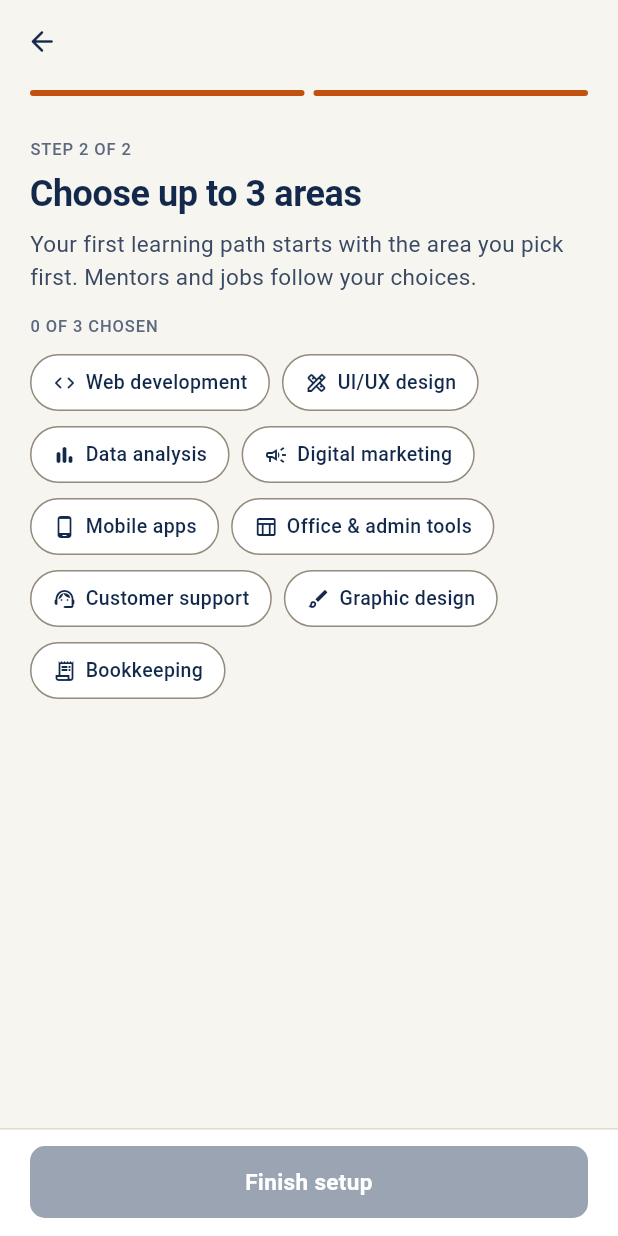
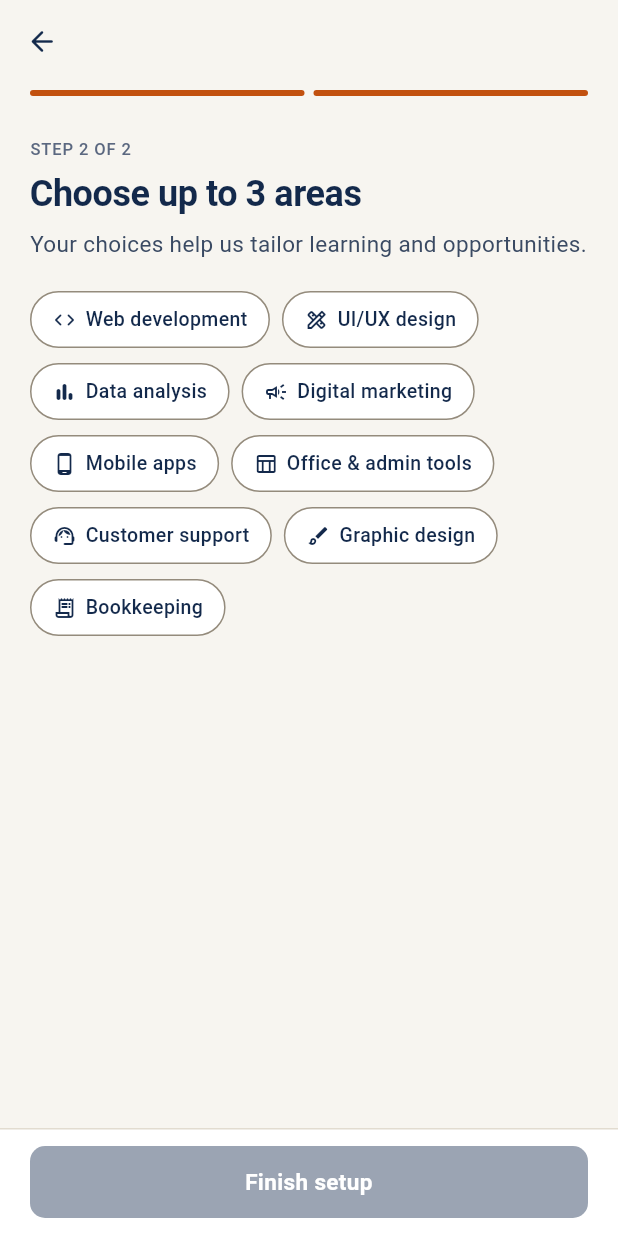
Before and after one commit to IshimweJ-Ona/upbridge-rwanda, a Flutter app: the InterestsScreen screen opened by its route, on a phone screen of 412 x 824 dp. Run offline on Flutter 3.47's test engine with Material 3 defaults, Android fonts, the phone set to English and light mode, and no system bars; our stand-ins replace cloud_firestore, firebase_auth, firebase_core, flutter_riverpod, go_router, image_picker; accounts and stored records are empty; generated files the repository leaves out were written again; Roboto replaces fonts that are missing (IBMPlexMono, IBMPlexSans).

Commit message:
Connect onboarding screens to Firestore

```diff
--- a/lib/features/onboarding/presentation/pages/interests_screen.dart
+++ b/lib/features/onboarding/presentation/pages/interests_screen.dart
@@ -1,54 +1,61 @@
-// Owner: Student 1 · Auth, onboarding & profile
 import 'package:flutter/material.dart';
-import 'package:flutter/services.dart';
 import 'package:flutter_riverpod/flutter_riverpod.dart';
 import 'package:go_router/go_router.dart';
 
-import 'package:upbridge/shared/shared.dart';
+import 'package:upbridge/features/onboarding/presentation/providers/onboarding_providers.dart';
+import 'package:upbridge/shared/services/error_messages.dart';
+import 'package:upbridge/shared/services/firebase/firebase_providers.dart';
 import 'package:upbridge/shared/services/demo/app_store.dart';
 import 'package:upbridge/shared/services/demo/sample_data.dart';
+import 'package:upbridge/features/profile/presentation/providers/profile_providers.dart';
+import 'package:upbridge/shared/shared.dart';
 
-/// O2 · Choose up to 3 areas, and O3 · three chosen.
 class InterestsScreen extends ConsumerStatefulWidget {
   const InterestsScreen({super.key});
-
   @override
   ConsumerState<InterestsScreen> createState() => _InterestsScreenState();
 }
 
 class _InterestsScreenState extends ConsumerState<InterestsScreen> {
-  static const _max = 3;
-  final List<String> _picked = [];
+  final _picked = <String>[];
   bool _saving = false;
-
-  void _toggle(String area) {
-    setState(() {
-      if (_picked.contains(area)) {
-        _picked.remove(area);
-      } else if (_picked.length < _max) {
-        _picked.add(area);
-      } else {
-        HapticFeedback.heavyImpact();
-      }
-    });
-  }
+  String? _error;
 
   Future<void> _finish() async {
-    setState(() => _saving = true);
-    await Future<void>.delayed(const Duration(milliseconds: 500));
-    if (!mounted) return;
-    final goal = GoRouterState.of(context).uri.queryParameters['goal'] ?? 'job';
-    ref.read(appStoreProvider.notifier).finishOnboarding(goal: goal, interests: List.of(_picked));
+    final goal = GoRouterState.of(context).uri.queryParameters['goal'];
+    if (goal == null || goal.isEmpty || _picked.isEmpty) return;
+    setState(() {
+      _saving = true;
+      _error = null;
+    });
+    try {
+      final uid = ref.read(authServiceProvider).currentUser?.uid;
+      if (uid == null)
+        throw StateError('Your session has expired. Please log in again.');
+      await ref
+          .read(onboardingRepositoryProvider)
+          .complete(uid: uid, learningGoal: goal, interests: List.of(_picked));
+      final profile = await ref.read(profileRepositoryProvider).get(uid);
+      if (profile != null)
+        ref.read(appStoreProvider.notifier).setFirebaseProfile(profile);
+      if (mounted) context.go('/home');
+    } catch (error) {
+      if (mounted) setState(() => _error = errorMessage(error));
+    } finally {
+      if (mounted) setState(() => _saving = false);
+    }
   }
 
   @override
-  Widget build(BuildContext context) {
-    final full = _picked.length == _max;
-    return PageFrame(
+  Widget build(BuildContext context) => PageFrame(
     showBack: true,
     backFallback: '/onboarding/goal',
     footer: [
-        AppButton('Finish setup', loading: _saving, onPressed: _picked.isEmpty ? null : _finish),
+      AppButton(
+        'Finish setup',
+        loading: _saving,
+        onPressed: _picked.isEmpty ? null : _finish,
+      ),
     ],
     children: [
       const StepDots(count: 2, index: 1),
@@ -56,76 +63,30 @@ class _InterestsScreenState extends ConsumerState<InterestsScreen> {
       const PageHeading(
         eyebrow: 'Step 2 of 2',
         title: 'Choose up to 3 areas',
-          body: 'Your first learning path starts with the area you pick first. Mentors and jobs follow your choices.',
-          bottom: 14,
+        body: 'Your choices help us tailor learning and opportunities.',
       ),
-        Row(
-          children: [
-            AnimatedSwitcher(
-              duration: Motion.base,
-              transitionBuilder: (child, a) => SlideTransition(
-                position: Tween(begin: const Offset(0, 0.6), end: Offset.zero).animate(a),
-                child: FadeTransition(opacity: a, child: child),
-              ),
-              child: MonoLabel('${_picked.length} of $_max chosen', key: ValueKey(_picked.length), color: full ? AppColors.accentText : AppColors.textMuted),
-            ),
-            const Spacer(),
-            if (_picked.isNotEmpty) TextLink('Clear', onTap: () => setState(_picked.clear)),
-          ],
-        ),
-        const SizedBox(height: 12),
+      if (_error != null)
+        Text(_error!, style: const TextStyle(color: AppColors.dangerText)),
       Wrap(
         spacing: 8,
         runSpacing: 10,
         children: [
-            for (final a in SampleData.interestAreas)
+          for (final area in SampleData.interestAreas)
             SelectChip(
-                label: a.$1,
-                icon: a.$2,
-                selected: _picked.contains(a.$1),
-                enabled: !full || _picked.contains(a.$1),
-                onTap: () => _toggle(a.$1),
+              label: area.$1,
+              icon: area.$2,
+              selected: _picked.contains(area.$1),
+              enabled: _picked.length < 3 || _picked.contains(area.$1),
+              onTap: () => setState(() {
+                if (_picked.contains(area.$1)) {
+                  _picked.remove(area.$1);
+                } else if (_picked.length < 3) {
+                  _picked.add(area.$1);
+                }
+              }),
             ),
         ],
       ),
-        AnimatedSize(
-          duration: Motion.base,
-          curve: Motion.curve,
-          child: full
-              ? const Padding(
-                  padding: EdgeInsets.only(top: 20),
-                  child: NoticeCard(
-                    tone: Tone.info,
-                    icon: Icons.check_circle_outline_rounded,
-                    title: 'That’s 3 — nice focus.',
-                    body: 'Tap a chosen area to swap it for another.',
-                  ),
-                )
-              : const SizedBox(width: double.infinity),
-        ),
-        if (_picked.isNotEmpty) ...[
-          const SizedBox(height: 24),
-          const SectionLabel('Your first path', top: 0),
-          SurfaceCard(
-            child: Row(
-              children: [
-                const IconTile(Icons.route_outlined, tone: Tone.accent),
-                const SizedBox(width: 12),
-                Expanded(
-                  child: Column(
-                    crossAxisAlignment: CrossAxisAlignment.start,
-                    children: [
-                      Text(SampleData.pathTitle, style: AppText.bodyMStrong),
-                      const SizedBox(height: 2),
-                      Text('Every pilot member starts here · 11 tasks, each reviewed by a mentor', style: AppText.bodyS),
-                    ],
-                  ),
-                ),
-              ],
-            ),
-          ),
-        ],
     ],
   );
 }
-}
--- a/lib/features/onboarding/presentation/providers/onboarding_providers.dart
+++ b/lib/features/onboarding/presentation/providers/onboarding_providers.dart
@@ -1,2 +1,8 @@
-// Owner: Student 1 · Auth, onboarding & profile
-// Holds: Keeps the chosen goal and interests between the two onboarding screens, then sends them once.
+import 'package:flutter_riverpod/flutter_riverpod.dart';
+
+import 'package:upbridge/features/onboarding/data/repositories/onboarding_repository_impl.dart';
+import 'package:upbridge/shared/services/firebase/firebase_providers.dart';
+
+final onboardingRepositoryProvider = Provider<OnboardingRepositoryImpl>(
+  (ref) => OnboardingRepositoryImpl(ref.watch(repositoryProvider)),
+);
```
Also changed, not shown: lib/features/onboarding/presentation/pages/goal_screen.dart (+23 -14 lines). Lines whose indentation alone changed are shown as unchanged.
